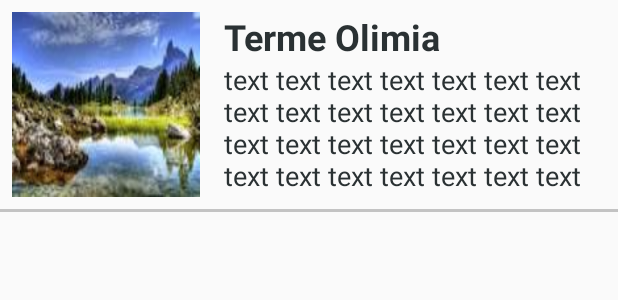
After one commit to gixslayer/TravelApp, an Android app: the layout list_item_reis.xml on its own in the app's theme, with its tools: preview values and no code run, on a phone screen of 412 x 824 dp. The commit adds this screen. Shown: the top 300 px of the screen. Run offline under Robolectric (Android 15) with nearby library versions, the phone set to English and light mode, and no system bars.

Commit message:
temp commit to get files from laptop to desktop

```diff
--- /dev/null
+++ b/app/src/main/res/layout/list_item_reis.xml
@@ -0,0 +1,66 @@
+<?xml version="1.0" encoding="utf-8"?>
+<android.support.constraint.ConstraintLayout
+    xmlns:android="http://schemas.android.com/apk/res/android"
+    xmlns:app="http://schemas.android.com/apk/res-auto"
+    android:layout_width="match_parent"
+    android:layout_height="match_parent">
+
+    <RelativeLayout
+        android:id="@+id/list_reis_aanbod_item"
+        android:layout_width="match_parent"
+        android:layout_height="141dp"
+        android:background="@color/colorPrimary"
+        android:layout_centerVertical="true"
+        android:orientation="horizontal"
+        android:layout_marginTop="8dp"
+        android:layout_marginBottom="8dp">
+
+        <ImageView
+            android:id="@+id/thumbnail"
+            android:layout_width="125dp"
+            android:layout_height="125dp"
+            android:background="@drawable/image_1"
+            android:layout_marginTop="8dp"
+            android:layout_marginRight="8dp"
+            android:layout_marginLeft="8dp"
+            android:layout_marginBottom="10dp"/>
+
+        <TextView
+            android:id="@+id/title"
+            android:layout_width="match_parent"
+            android:layout_height="wrap_content"
+            android:layout_toRightOf="@id/thumbnail"
+            android:layout_marginTop="8dp"
+            android:layout_marginRight="8dp"
+            android:layout_marginBottom="0dp"
+            android:layout_marginLeft="8dp"
+            android:text="@string/reis_titel_1"
+            style="@style/H1"
+            android:textColor="@color/colorPrimaryDark"/>
+
+        <TextView
+            android:id="@+id/short_description"
+            android:layout_width="match_parent"
+            android:layout_height="wrap_content"
+            android:layout_below="@id/title"
+            android:layout_toRightOf="@id/thumbnail"
+            android:layout_marginTop="0dp"
+            android:layout_marginRight="8dp"
+            android:layout_marginBottom="8dp"
+            android:layout_marginLeft="8dp"
+            android:text="@string/beschrijving_1"
+            android:maxLines="4"
+            android:textSize="18dp"
+            android:textColor="@color/colorPrimaryDark"/>
+
+        <!--Bottom Border-->
+        <ImageView
+            android:id="@+id/list_item_bottom_border"
+            android:layout_width="match_parent"
+            android:layout_height="2dp"
+            android:layout_alignParentBottom="true"
+            android:background="@color/colorBorderLight" />
+    </RelativeLayout>
+
+
+</android.support.constraint.ConstraintLayout>
--- a/app/src/main/res/values/colors.xml
+++ b/app/src/main/res/values/colors.xml
@@ -5,4 +5,5 @@
     <color name="colorAccent">#C0CCCC</color>
     <color name="colorAccentSecondary">#B4ACA1</color>
     <color name="colorAccentOld">#489ab1</color>
+    <color name="colorBorderLight">#c3c3c3</color>
 </resources>
```
Also changed, not shown: app/src/main/java/rnd/travelapp/ReisActivity.java (+7 -4 lines), app/src/main/java/rnd/travelapp/ReisAdapter.java (added, +90 -0 lines), app/src/main/java/rnd/travelapp/models/ReisModel.java (+9 -0 lines), app/src/main/java/rnd/travelapp/models/TextSection.java (+8 -0 lines), app/src/main/res/layout/activity_aanbod.xml (deleted, +0 -81 lines), app/src/main/res/layout/activity_reis_aanbod.xml (added, +58 -0 lines), app/src/main/res/layout/activity_reis_beschrijving.xml (+7 -17 lines).
